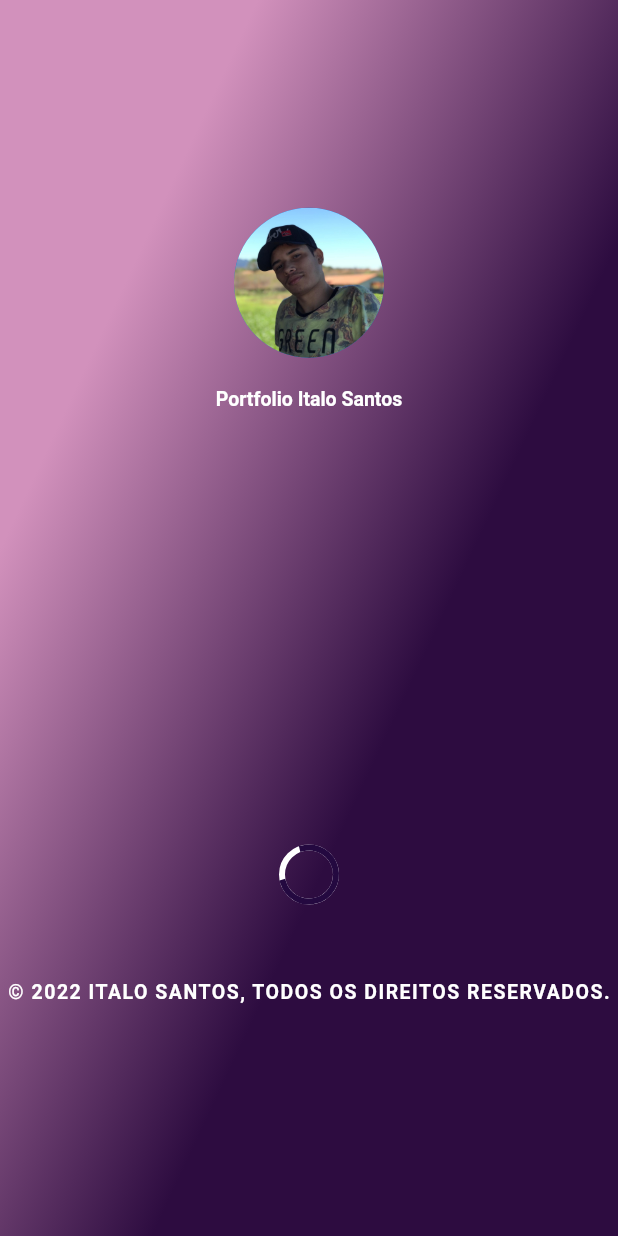
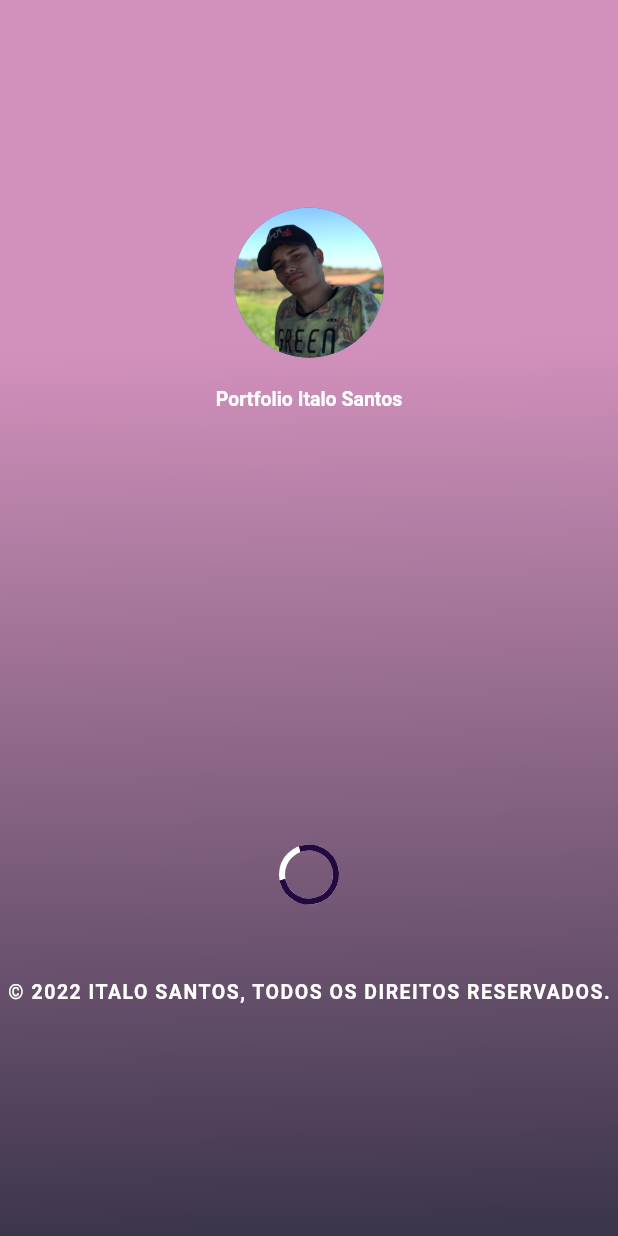
Before and after one commit to italo-santos-dev/profile-demo-flutter, a Flutter app: the SplashPage screen opened directly, on a phone screen of 412 x 824 dp. Run offline on Flutter 3.47's test engine with Material 2 defaults, Android fonts, the phone set to English and light mode, and no system bars; our stand-ins replace flutter_local_notifications, flutter_svg, share; Roboto replaces fonts that are missing (ProductSans).

Commit message:
feat: gradients para splash

```diff
--- a/lib/core/app_gradients.dart
+++ b/lib/core/app_gradients.dart
@@ -3,11 +3,14 @@ import 'dart:math';
 import 'package:flutter/material.dart';
 
 class AppGradients {
-  static final linear = LinearGradient(colors: [
-    Color(0xFFD291BC),
-    Color(0xFF2D0C40),
+  static final linear = LinearGradient(
+      begin: Alignment.topLeft,
+      end: Alignment.bottomRight,
+      colors: [
+        Color(0xFFD291BC),
+        Color(0xFF2f2e41),
   ], stops: [
-    0.0,
-    0.695
+    0.3,
+    1
   ], transform: GradientRotation(2.13959913 * pi));
 }
```
